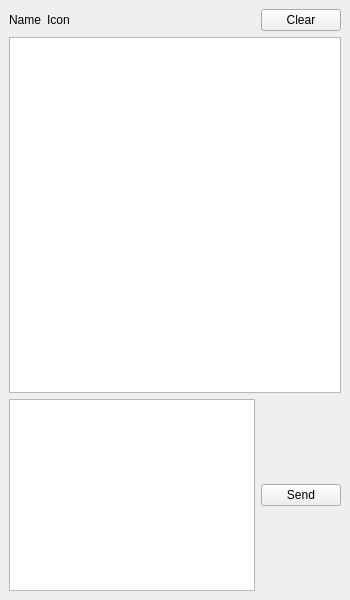
xloem/spot-on-svn, file UI/chatwindow.ui: the form before one commit.
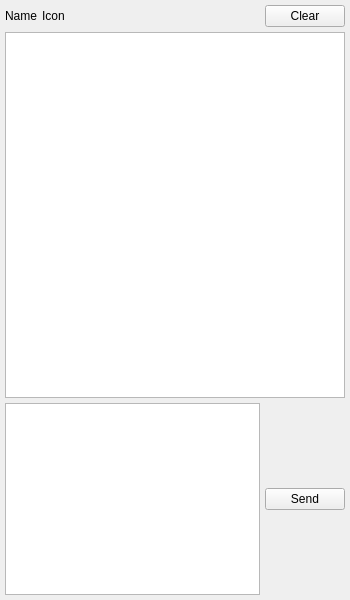
The form after the commit. Icons and pictures are not drawn. Custom widgets are drawn as their Qt base class.

Patch:
```diff
--- a/UI/chatwindow.ui
+++ b/UI/chatwindow.ui
@@ -19,8 +19,17 @@
   </property>
   <widget class="QWidget" name="centralwidget">
    <layout class="QVBoxLayout" name="verticalLayout">
+    <property name="spacing">
+     <number>5</number>
+    </property>
+    <property name="margin">
+     <number>5</number>
+    </property>
     <item>
      <layout class="QHBoxLayout" name="horizontalLayout_27">
+      <property name="spacing">
+       <number>5</number>
+      </property>
       <item>
        <widget class="QLabel" name="name">
         <property name="text">
@@ -69,6 +78,9 @@
     </item>
     <item>
      <layout class="QHBoxLayout" name="horizontalLayout">
+      <property name="spacing">
+       <number>5</number>
+      </property>
       <item>
        <widget class="spoton_textedit" name="message">
         <property name="sizePolicy">
```
